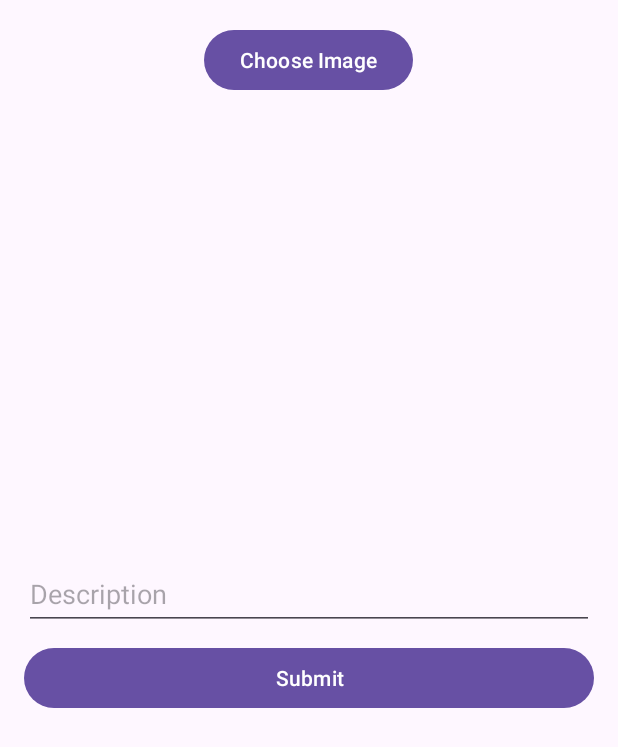
After one commit to B590-hasuresh/midterm-section2, an Android app: the fragment CreateFragment placed in its activity, on a phone screen of 412 x 824 dp. The commit adds this screen. Shown: the top 747 px of the screen. Run offline under Robolectric (Android 15) with nearby library versions, the phone set to English and light mode, and no system bars; our stand-ins replace Firebase (no records; nobody signed in at launch, a user with empty details on screens opened directly); libraries missing offline, so code that uses them is left out: com.google.android.gms; 2 statements that could not run were skipped.

Commit message:
Completed Midterm Section2 Part2

```diff
--- a/app/build.gradle.kts
+++ b/app/build.gradle.kts
@@ -48,6 +48,7 @@ dependencies {
     implementation(libs.androidx.constraintlayout)
     implementation(libs.firebase.auth.ktx)
     implementation(libs.androidx.navigation.fragment.ktx)
+    implementation(libs.firebase.firestore.ktx)
     testImplementation(libs.junit)
     androidTestImplementation(libs.androidx.junit)
     androidTestImplementation(libs.androidx.espresso.core)
@@ -56,5 +57,5 @@ dependencies {
     implementation("org.jetbrains.kotlin:kotlin-stdlib:2.1.0")
     implementation("androidx.credentials:credentials:1.2.0")
     implementation("com.google.android.gms:play-services-auth:20.6.0")
-    implementation("com.google.android.libraries.identity.googleid:googleid:1.0.0")// Latest version
+    implementation("com.google.android.libraries.identity.googleid:googleid:1.0.0")
 }
--- /dev/null
+++ b/app/src/main/java/com/myapplication/midterm_section2/CreateFragment.kt
@@ -0,0 +1,99 @@
+package com.myapplication.midterm_section2
+
+import android.net.Uri
+import android.os.Bundle
+import android.util.Log
+import android.view.LayoutInflater
+import android.view.View
+import android.view.ViewGroup
+import androidx.activity.result.PickVisualMediaRequest
+import androidx.activity.result.contract.ActivityResultContracts
+import androidx.fragment.app.Fragment
+import androidx.navigation.fragment.findNavController
+import com.myapplication.midterm_section2.databinding.FragmentCreateBinding
+import com.myapplication.midterm_section2.model.Post
+import com.myapplication.midterm_section2.model.User
+import com.google.firebase.auth.FirebaseAuth
+import com.google.firebase.firestore.FirebaseFirestore
+
+private const val TAG = "CreateFragment"
+class CreateFragment : Fragment() {
+
+    private var _binding: FragmentCreateBinding? = null
+    private val binding get() = _binding!!
+    private var photoUri : Uri? = null
+    private var signedInUser: User? = null
+    private lateinit var firestoreDb: FirebaseFirestore
+
+    override fun onCreateView(
+        inflater: LayoutInflater, container: ViewGroup?,
+        savedInstanceState: Bundle?
+    ): View {
+        Log.d("CreateFragment", "Selected URI")
+        // Inflate the layout for this fragment
+        _binding = FragmentCreateBinding.inflate(inflater, container, false)
+        firestoreDb = FirebaseFirestore.getInstance()
+        val pickMedia = registerForActivityResult(ActivityResultContracts.PickVisualMedia()) { uri ->
+            if (uri != null) {
+                Log.d("CreateFragment", "Selected URI: $uri")
+                photoUri = uri
+                binding.imageView.setImageURI(uri)
+            } else {
+                Log.d("CreateFragment", "No media selected")
+            }
+        }
+        binding.btnPickImage.setOnClickListener {
+            Log.i(TAG, "Open up image picker on device")
+            // Launch the photo picker and let the user choose only images.
+            pickMedia.launch(PickVisualMediaRequest(ActivityResultContracts.PickVisualMedia.ImageOnly))
+        }
+        binding.btnSubmit.setOnClickListener{
+            saveThePost()
+        }
+
+        getTheCurrentUser()
+        return binding.root
+    }
+    private fun getTheCurrentUser() {
+        Log.d("CreateFragment","into get functions")
+        val currentUser = FirebaseAuth.getInstance().currentUser
+        if (currentUser == null) {
+            Log.e(TAG, "User is not logged in! Skipping Firestore query.")
+            return
+        }
+
+        Log.d(TAG, "Fetching user from Firestore with UID: ${currentUser.uid}")
+
+        firestoreDb.collection("users")
+            .document(currentUser.uid)
+            .get()
+            .addOnSuccessListener { userSnapshot ->
+                signedInUser = userSnapshot.toObject(User::class.java)
+                Log.d(TAG, "Signed-in user: $signedInUser")
+            }
+            .addOnFailureListener { exception ->
+                Log.e(TAG, "Failure fetching signed-in user", exception)
+            }
+    }
+
+
+
+    override fun onDestroyView() {
+        super.onDestroyView()
+        _binding = null
+    }
+    private fun saveThePost() {
+
+        val post = Post(
+            binding.etDescription.text.toString(),
+            imageUrl = "",
+            System.currentTimeMillis(),
+            signedInUser
+        )
+
+        firestoreDb.collection(  "posts").add(post).addOnCompleteListener {
+            this.findNavController().navigate(R.id.navigate_to_postsFragment)
+        }
+
+    }
+}
--- /dev/null
+++ b/app/src/main/java/com/myapplication/midterm_section2/PostViewModel.kt
@@ -0,0 +1,46 @@
+package com.myapplication.midterm_section2
+
+import android.util.Log
+import androidx.lifecycle.ViewModel
+import androidx.lifecycle.viewModelScope
+import com.myapplication.midterm_section2.model.Post
+import com.google.firebase.firestore.FirebaseFirestore
+import com.google.firebase.firestore.Query
+import com.google.firebase.firestore.toObjects
+import kotlinx.coroutines.flow.MutableStateFlow
+import kotlinx.coroutines.flow.StateFlow
+import kotlinx.coroutines.flow.asStateFlow
+import kotlinx.coroutines.launch
+
+private const val TAG = "PostViewModel"
+
+class PostViewModel : ViewModel() {
+
+    private val _posts: MutableStateFlow<List<Post>> = MutableStateFlow(emptyList())
+    val posts: StateFlow<List<Post>>
+        get() = _posts.asStateFlow()
+
+    init {
+        val firestoreDB = FirebaseFirestore.getInstance()
+        val postsReference = firestoreDB
+            .collection("posts")
+            .limit(30)
+            .orderBy("creation_time", Query.Direction.DESCENDING)
+
+        viewModelScope.launch {
+            postsReference.addSnapshotListener { snapshot, exception ->
+                if (exception != null || snapshot == null) {
+                    Log.e(TAG, "Exception when querying posts", exception)
+                    return@addSnapshotListener
+                }
+
+                val postList = snapshot.toObjects<Post>()
+                _posts.value = postList as MutableList<Post>
+
+                for (post in postList) {
+                    Log.i(TAG, "Post $post")
+                }
+            }
+        }
+    }
+}
--- a/app/src/main/java/com/myapplication/midterm_section2/PostsFragment.kt
+++ b/app/src/main/java/com/myapplication/midterm_section2/PostsFragment.kt
@@ -1,7 +1,7 @@
 package com.myapplication.midterm_section2
 
-
 import android.os.Bundle
+import android.util.Log
 import androidx.fragment.app.Fragment
 import android.view.LayoutInflater
 import android.view.View
@@ -10,8 +10,9 @@ import androidx.lifecycle.lifecycleScope
 import androidx.navigation.fragment.findNavController
 import com.myapplication.midterm_section2.databinding.FragmentPostsBinding
 import com.google.firebase.auth.FirebaseAuth
-import androidx.credentials.CredentialManager
-import androidx.credentials.CreatePasswordRequest
+import androidx.fragment.app.viewModels
+import androidx.lifecycle.Lifecycle
+import androidx.lifecycle.repeatOnLifecycle
 import kotlinx.coroutines.launch
 
 class PostsFragment : Fragment() {
@@ -19,28 +20,52 @@ class PostsFragment : Fragment() {
     private var _binding: FragmentPostsBinding? = null
     private val binding get() = _binding!!
     private lateinit var auth: FirebaseAuth
-    private lateinit var credentialManager: CredentialManager
+    private val postViewModel : PostViewModel by viewModels()
 
     override fun onCreateView(
         inflater: LayoutInflater, container: ViewGroup?,
         savedInstanceState: Bundle?
     ): View {
+        // Initialize binding
         _binding = FragmentPostsBinding.inflate(inflater, container, false)
         auth = FirebaseAuth.getInstance()
-        credentialManager = CredentialManager.create(requireContext())
-
-        // Logout button click listener
-        binding.btnLogout.setOnClickListener {
-            auth.signOut()  // Logout user
-            findNavController().navigate(R.id.loginFragment)  // Navigate to Login Screen
-        }
-
         return binding.root
     }
 
+    override fun onViewCreated(view: View, savedInstanceState: Bundle?) {
+        super.onViewCreated(view, savedInstanceState)
+        viewLifecycleOwner.lifecycleScope.launch {
+            viewLifecycleOwner.repeatOnLifecycle(
+                Lifecycle.State.STARTED
+            ) {
+                postViewModel.posts.collect { posts ->
+                    binding.rvPosts.adapter = PostsAdapter(posts)
+                }
+            }
+        }
+
+        // Redirect to login if user is not authenticated
+        if (auth.currentUser == null) {
+            goToLoginScreen()
+        }
+
+        binding.btnLogout.setOnClickListener {
+            auth.signOut()
+            goToLoginScreen()
+        }
+
+        binding.fabCreate.setOnClickListener {
+            Log.d("PostsFragment", "FAB clicked - Navigating to CreateFragment")
+            findNavController().navigate(R.id.navigate_to_createFragment)
+        }
+    }
+
+    private fun goToLoginScreen() {
+        findNavController().navigate(R.id.loginFragment)
+    }
 
     override fun onDestroyView() {
         super.onDestroyView()
-        _binding = null
+        _binding = null  // Avoid memory leaks
     }
 }
--- /dev/null
+++ b/app/src/main/java/com/myapplication/midterm_section2/model/User.kt
@@ -0,0 +1,4 @@
+package com.myapplication.midterm_section2.model
+
+
+data class User(var username: String = "", var age: String = "")
--- /dev/null
+++ b/app/src/main/res/drawable/ic_input_add.xml
@@ -0,0 +1,5 @@
+<vector xmlns:android="http://schemas.android.com/apk/res/android" android:height="24dp" android:tint="#000000" android:viewportHeight="24" android:viewportWidth="24" android:width="24dp">
+
+    <path android:fillColor="@android:color/white" android:pathData="M19,3L5,3c-1.11,0 -2,0.9 -2,2v14c0,1.1 0.89,2 2,2h14c1.1,0 2,-0.9 2,-2L21,5c0,-1.1 -0.9,-2 -2,-2zM17,13h-4v4h-2v-4L7,13v-2h4L11,7h2v4h4v2z"/>
+
+</vector>
--- /dev/null
+++ b/app/src/main/res/layout/fragment_create.xml
@@ -0,0 +1,42 @@
+<?xml version="1.0" encoding="utf-8"?>
+<LinearLayout
+    xmlns:tools="http://schemas.android.com/tools"
+    xmlns:android="http://schemas.android.com/apk/res/android"
+    xmlns:app="http://schemas.android.com/apk/res-auto"
+    android:layout_width="match_parent"
+    android:layout_height="match_parent"
+    android:layout_margin="16dp"
+    android:orientation="vertical"
+    tools:context=".CreateFragment">
+
+    <Button
+        android:id="@+id/btnPickImage"
+        android:layout_width="wrap_content"
+        android:layout_height="wrap_content"
+        android:layout_gravity="center_horizontal"
+        android:text="Choose Image" />
+
+    <ImageView
+        android:id="@+id/imageView"
+        android:layout_width="match_parent"
+        android:layout_height="300dp"
+        android:scaleType="centerCrop"
+        tools:srcCompat="@tools:sample/avatars" />
+
+    <EditText
+        android:id="@+id/etDescription"
+        android:layout_width="match_parent"
+        android:layout_height="wrap_content"
+        android:layout_marginTop="8dp"
+        android:ems="10"
+        android:minHeight="48dp"
+        android:hint="Description" />
+
+    <Button
+        android:id="@+id/btnSubmit"
+        android:layout_width="match_parent"
+        android:layout_height="wrap_content"
+        android:layout_marginTop="8dp"
+        android:text="Submit" />
+
+</LinearLayout>
--- a/app/src/main/res/navigation/navigation_graph.xml
+++ b/app/src/main/res/navigation/navigation_graph.xml
@@ -28,6 +28,21 @@ app:startDestination="@id/loginFragment">
         app:destination="@id/loginFragment"
         app:popUpTo="@id/loginFragment"
         app:popUpToInclusive="true"/>
+    <action
+        android:id="@+id/navigate_to_createFragment"
+        app:destination="@id/createFragment" />
+
+</fragment>
+<fragment
+    android:id="@+id/createFragment"
+    android:name="com.iub.midterm_section2.CreateFragment"
+    android:label="fragment_create"
+    tools:layout="@layout/fragment_create">
+
+    <action
+        android:id="@+id/navigate_to_postsFragment"
+        app:destination="@id/postsFragment" />
 </fragment>
 
+
 </navigation>
--- a/gradle/libs.versions.toml
+++ b/gradle/libs.versions.toml
@@ -12,6 +12,7 @@ constraintlayout = "2.2.0"
 navigationFragmentKtx = "2.8.8"
 navigationUiKtx = "2.8.8"
 firebaseAuthKtx = "23.2.0"
+firebaseFirestoreKtx = "25.1.2"
 
 [libraries]
 androidx-core-ktx = { group = "androidx.core", name = "core-ktx", version.ref = "coreKtx" }
@@ -25,6 +26,7 @@ androidx-constraintlayout = { group = "androidx.constraintlayout", name = "const
 androidx-navigation-fragment-ktx = { group = "androidx.navigation", name = "navigation-fragment-ktx", version.ref = "navigationFragmentKtx" }
 androidx-navigation-ui-ktx = { group = "androidx.navigation", name = "navigation-ui-ktx", version.ref = "navigationUiKtx" }
 firebase-auth-ktx = { group = "com.google.firebase", name = "firebase-auth-ktx", version.ref = "firebaseAuthKtx" }
+firebase-firestore-ktx = { group = "com.google.firebase", name = "firebase-firestore-ktx", version.ref = "firebaseFirestoreKtx" }
 
 [plugins]
 android-application = { id = "com.android.application", version.ref = "agp" }
```
Also changed, not shown: app/src/main/java/com/myapplication/midterm_section2/PostAdapter.kt (added, +44 -0 lines), app/src/main/java/com/myapplication/midterm_section2/model/Post.kt (added, +12 -0 lines), app/src/main/res/layout/fragment_posts.xml (+37 -1 lines), app/src/main/res/layout/post_item.xml (added, +64 -0 lines).
